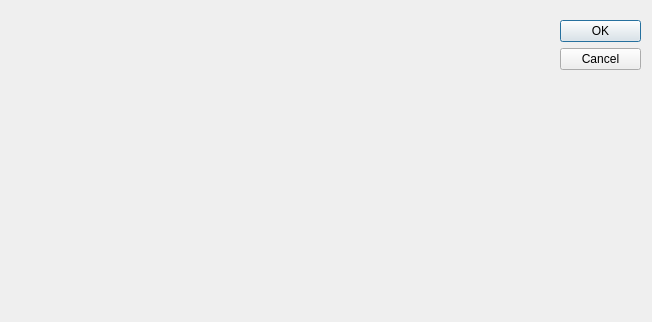
This is forms/InputForm.ui in wil-low/astronom-qt as Qt 5 draws it before an edit. The edited form follows.
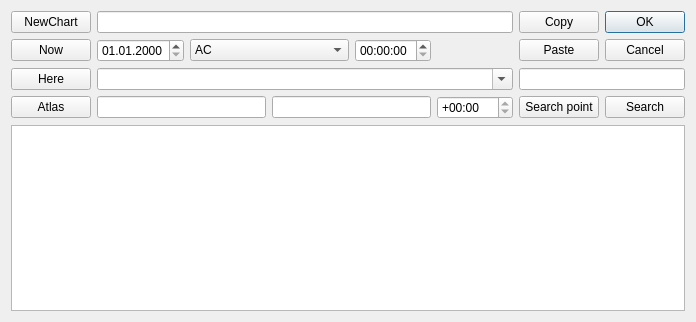
This is the edited form.

```diff
--- a/forms/InputForm.ui
+++ b/forms/InputForm.ui
@@ -6,29 +6,197 @@
    <rect>
     <x>0</x>
     <y>0</y>
-    <width>652</width>
+    <width>696</width>
     <height>322</height>
    </rect>
   </property>
+  <property name="sizePolicy">
+   <sizepolicy hsizetype="Preferred" vsizetype="Preferred">
+    <horstretch>0</horstretch>
+    <verstretch>0</verstretch>
+   </sizepolicy>
+  </property>
   <property name="windowTitle">
    <string>Dialog</string>
   </property>
-  <widget class="QDialogButtonBox" name="buttonBox">
-   <property name="geometry">
-    <rect>
-     <x>560</x>
-     <y>20</y>
-     <width>81</width>
-     <height>241</height>
-    </rect>
-   </property>
-   <property name="orientation">
-    <enum>Qt::Vertical</enum>
-   </property>
-   <property name="standardButtons">
-    <set>QDialogButtonBox::Cancel|QDialogButtonBox::Ok</set>
-   </property>
-  </widget>
+  <property name="modal">
+   <bool>true</bool>
+  </property>
+  <layout class="QVBoxLayout" name="verticalLayout">
+   <item>
+    <layout class="QGridLayout" name="gridLayout">
+     <item row="0" column="0">
+      <widget class="QPushButton" name="btnNewChart">
+       <property name="text">
+        <string>NewChart</string>
+       </property>
+      </widget>
+     </item>
+     <item row="0" column="1" colspan="5">
+      <widget class="QLineEdit" name="editName"/>
+     </item>
+     <item row="1" column="0">
+      <widget class="QPushButton" name="btnNow">
+       <property name="text">
+        <string>Now</string>
+       </property>
+      </widget>
+     </item>
+     <item row="1" column="1">
+      <widget class="QDateEdit" name="editDate">
+       <property name="displayFormat">
+        <string>dd.MM.yyyy</string>
+       </property>
+       <property name="calendarPopup">
+        <bool>false</bool>
+       </property>
+       <property name="timeSpec">
+        <enum>Qt::LocalTime</enum>
+       </property>
+      </widget>
+     </item>
+     <item row="1" column="2" colspan="2">
+      <widget class="QComboBox" name="cboEra">
+       <property name="sizePolicy">
+        <sizepolicy hsizetype="Minimum" vsizetype="Fixed">
+         <horstretch>0</horstretch>
+         <verstretch>0</verstretch>
+        </sizepolicy>
+       </property>
+       <item>
+        <property name="text">
+         <string>AC</string>
+        </property>
+       </item>
+       <item>
+        <property name="text">
+         <string>BC</string>
+        </property>
+       </item>
+      </widget>
+     </item>
+     <item row="1" column="4">
+      <widget class="QTimeEdit" name="editTime">
+       <property name="displayFormat">
+        <string>HH:mm:ss</string>
+       </property>
+      </widget>
+     </item>
+     <item row="2" column="0">
+      <widget class="QPushButton" name="btnHere">
+       <property name="text">
+        <string>Here</string>
+       </property>
+      </widget>
+     </item>
+     <item row="2" column="1" colspan="5">
+      <widget class="QComboBox" name="comboBox">
+       <property name="sizePolicy">
+        <sizepolicy hsizetype="Expanding" vsizetype="Fixed">
+         <horstretch>0</horstretch>
+         <verstretch>0</verstretch>
+        </sizepolicy>
+       </property>
+       <property name="editable">
+        <bool>true</bool>
+       </property>
+      </widget>
+     </item>
+     <item row="3" column="0">
+      <widget class="QPushButton" name="btnAtlas">
+       <property name="text">
+        <string>Atlas</string>
+       </property>
+      </widget>
+     </item>
+     <item row="3" column="1" colspan="2">
+      <widget class="QLineEdit" name="editLon">
+       <property name="toolTip">
+        <string>Longitude</string>
+       </property>
+      </widget>
+     </item>
+     <item row="3" column="3" colspan="2">
+      <widget class="QLineEdit" name="editLat">
+       <property name="toolTip">
+        <string>Latitude</string>
+       </property>
+      </widget>
+     </item>
+     <item row="3" column="5">
+      <widget class="QTimeEdit" name="editUTCOffset">
+       <property name="displayFormat">
+        <string>+HH:mm</string>
+       </property>
+       <property name="timeSpec">
+        <enum>Qt::OffsetFromUTC</enum>
+       </property>
+      </widget>
+     </item>
+     <item row="3" column="7">
+      <widget class="QPushButton" name="btnSearch">
+       <property name="text">
+        <string>Search</string>
+       </property>
+      </widget>
+     </item>
+     <item row="0" column="6">
+      <widget class="QPushButton" name="btnCopy">
+       <property name="text">
+        <string>Copy</string>
+       </property>
+      </widget>
+     </item>
+     <item row="1" column="6">
+      <widget class="QPushButton" name="btnPaste">
+       <property name="text">
+        <string>Paste</string>
+       </property>
+      </widget>
+     </item>
+     <item row="0" column="7">
+      <widget class="QPushButton" name="btnOK">
+       <property name="text">
+        <string>OK</string>
+       </property>
+       <property name="default">
+        <bool>true</bool>
+       </property>
+       <property name="flat">
+        <bool>false</bool>
+       </property>
+      </widget>
+     </item>
+     <item row="1" column="7">
+      <widget class="QPushButton" name="btnCancel">
+       <property name="text">
+        <string>Cancel</string>
+       </property>
+      </widget>
+     </item>
+     <item row="3" column="6">
+      <widget class="QPushButton" name="btnSearchPoint">
+       <property name="text">
+        <string>Search point</string>
+       </property>
+      </widget>
+     </item>
+     <item row="2" column="6" colspan="2">
+      <widget class="QLineEdit" name="editSearch">
+       <property name="sizePolicy">
+        <sizepolicy hsizetype="MinimumExpanding" vsizetype="Fixed">
+         <horstretch>0</horstretch>
+         <verstretch>0</verstretch>
+        </sizepolicy>
+       </property>
+      </widget>
+     </item>
+    </layout>
+   </item>
+   <item>
+    <widget class="QColumnView" name="columnView"/>
+   </item>
+  </layout>
  </widget>
  <resources/>
  <connections>
```
Left out of the diff: 55 changed lines with no effect on the pictures.
